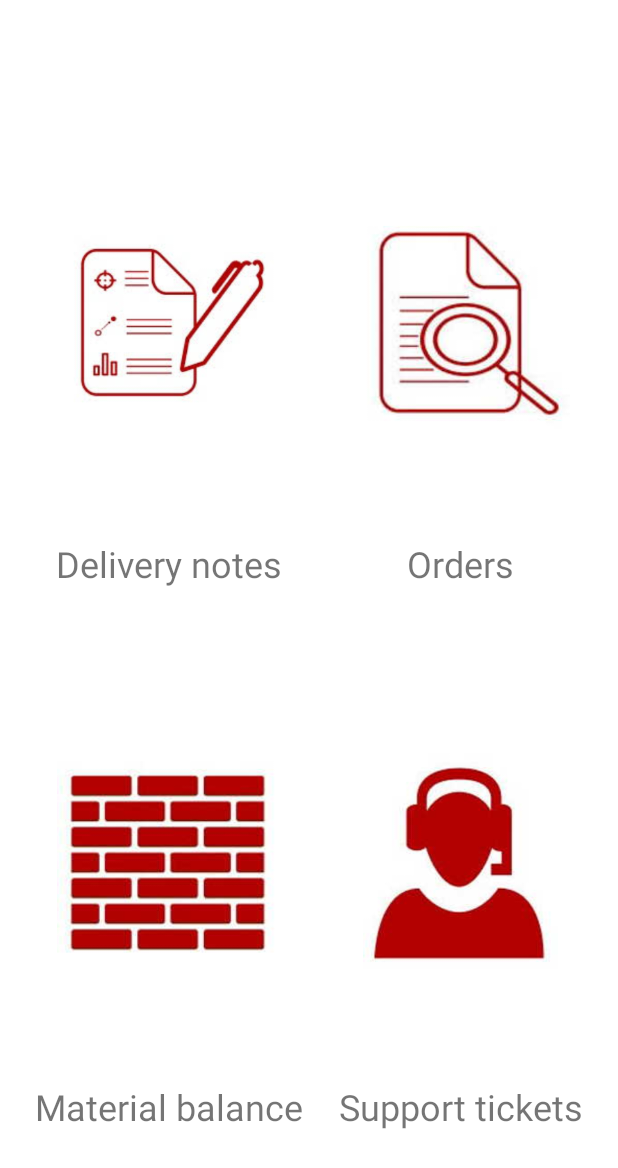
After one commit to AIR-FOI-HR/AIR2102-ecx-frontend, an Android app: the layout fragment_home.xml on its own in the app's theme, with its tools: preview values and no code run, on a phone screen of 412 x 824 dp. The commit adds this screen. Shown: the top 1168 px of the screen. Run offline under Robolectric (Android 15) with nearby library versions, the phone set to English and light mode, and no system bars.

Commit message:
WBL-35 Added a main screen with basic navigation

```diff
--- a/app/build.gradle
+++ b/app/build.gradle
@@ -28,6 +28,10 @@ android {
     buildFeatures {
         viewBinding true
     }
+
+    dataBinding {
+        enabled true
+    }
 }
 
 dependencies {
@@ -43,6 +47,8 @@ dependencies {
     implementation 'com.squareup.retrofit2:retrofit:2.1.0'
     implementation 'com.squareup.retrofit2:converter-gson:2.1.0'
     implementation 'androidx.legacy:legacy-support-v4:1.0.0'
+    implementation 'androidx.navigation:navigation-fragment:2.3.5'
+    implementation 'androidx.navigation:navigation-ui:2.3.5'
     testImplementation 'junit:junit:4.13.2'
     androidTestImplementation 'androidx.test.ext:junit:1.1.3'
     androidTestImplementation 'androidx.test.espresso:espresso-core:3.4.0'
--- a/app/src/main/java/com/ecxfoi/wbl/wienerbergerfrontend/di/ActivityBuilder.java
+++ b/app/src/main/java/com/ecxfoi/wbl/wienerbergerfrontend/di/ActivityBuilder.java
@@ -9,6 +9,7 @@ import com.ecxfoi.wbl.wienerbergerfrontend.di.modules.SplashActivityModule;
 import com.ecxfoi.wbl.wienerbergerfrontend.di.providers.CustomersFragmentProvider;
 import com.ecxfoi.wbl.wienerbergerfrontend.di.providers.DeliveryNotesFragmentProvider;
 import com.ecxfoi.wbl.wienerbergerfrontend.di.providers.HomeFragmentProvider;
+import com.ecxfoi.wbl.wienerbergerfrontend.di.providers.MaterialBalanceFragmentProvider;
 import com.ecxfoi.wbl.wienerbergerfrontend.di.providers.MyAccountFragmentProvider;
 import com.ecxfoi.wbl.wienerbergerfrontend.di.providers.OrdersFragmentProvider;
 import com.ecxfoi.wbl.wienerbergerfrontend.di.providers.SettingsFragmentProvider;
@@ -45,7 +46,8 @@ public abstract class ActivityBuilder
             HomeFragmentProvider.class,
             OrdersFragmentProvider.class,
             SettingsFragmentProvider.class,
-            SupportTicketsFragmentProvider.class
+            SupportTicketsFragmentProvider.class,
+            MaterialBalanceFragmentProvider.class
             })
     abstract MainActivity contributeMainActivity();
 }
--- a/app/src/main/java/com/ecxfoi/wbl/wienerbergerfrontend/di/api/RetrofitModule.java
+++ b/app/src/main/java/com/ecxfoi/wbl/wienerbergerfrontend/di/api/RetrofitModule.java
@@ -18,7 +18,7 @@ public class RetrofitModule {
 
     @Provides
     @Singleton
-    APIService getApiInterface(Retrofit retroFit) {
+    APIService provideApiInterface(Retrofit retroFit) {
         return retroFit.create(APIService.class);
     }
 
@@ -34,7 +34,7 @@ public class RetrofitModule {
 
     @Provides
     @Singleton
-    OkHttpClient provideOkHttpCleint(HttpLoggingInterceptor httpLoggingInterceptor, JwtAuthInterceptor authInterceptor) {
+    OkHttpClient provideOkHttpClient(HttpLoggingInterceptor httpLoggingInterceptor, JwtAuthInterceptor authInterceptor) {
         return new OkHttpClient.Builder()
                 .addInterceptor(httpLoggingInterceptor)
                 .addInterceptor(authInterceptor)
--- /dev/null
+++ b/app/src/main/res/layout/fragment_home.xml
@@ -0,0 +1,89 @@
+<?xml version="1.0" encoding="utf-8"?>
+<androidx.constraintlayout.widget.ConstraintLayout xmlns:android="http://schemas.android.com/apk/res/android"
+        xmlns:tools="http://schemas.android.com/tools"
+        xmlns:app="http://schemas.android.com/apk/res-auto"
+        android:layout_width="match_parent"
+        android:layout_height="match_parent"
+        android:id="@+id/home_fragment"
+        tools:context=".ui.main.MainActivity">
+
+    <androidx.constraintlayout.helper.widget.Flow
+            android:id="@+id/flow"
+            android:layout_width="match_parent"
+            android:layout_height="match_parent"
+            android:paddingTop="70dp"
+            app:constraint_referenced_ids="iv_delivery_notes, iv_orders,
+                                           tv_delivery_notes, tv_orders,
+                                           iv_material_balance_view, iv_support_tickets,
+                                           tv_material_balance_view, tv_support_tickets"
+            app:flow_horizontalAlign="start"
+            app:flow_horizontalBias="0"
+            app:flow_maxElementsWrap="2"
+            app:flow_verticalBias="0"
+            app:flow_wrapMode="aligned"
+            app:flow_verticalGap="0dp"
+            app:layout_constraintEnd_toEndOf="parent" />
+
+    <ImageView
+            android:id="@+id/iv_delivery_notes"
+            android:src="@drawable/main_menu_delivery_notes"
+            android:layout_width="150dp"
+            android:layout_height="150dp"
+            android:contentDescription="@string/logo_image_description" />
+
+    <ImageView
+            android:id="@+id/iv_orders"
+            android:src="@drawable/main_menu_orders"
+            android:layout_width="150dp"
+            android:layout_height="150dp"
+            android:contentDescription="@string/logo_image_description"
+            />
+
+    <ImageView
+            android:id="@+id/iv_material_balance_view"
+            android:src="@drawable/main_menu_material_balance"
+            android:layout_width="150dp"
+            android:layout_height="150dp"
+            android:contentDescription="@string/logo_image_description" />
+
+    <ImageView
+            android:id="@+id/iv_support_tickets"
+            android:src="@drawable/main_menu_support_tickets"
+            android:layout_width="150dp"
+            android:layout_height="150dp"
+            android:contentDescription="@string/logo_image_description" />
+
+    <TextView
+            android:id="@+id/tv_delivery_notes"
+            android:layout_height="wrap_content"
+            android:layout_width="wrap_content"
+            android:text="@string/delivery_notes"
+            android:textSize="24sp"
+            android:paddingBottom="40dp"
+            />
+
+    <TextView
+            android:id="@+id/tv_orders"
+            android:layout_height="wrap_content"
+            android:layout_width="wrap_content"
+            android:text="@string/orders"
+            android:textSize="24sp"
+            android:paddingBottom="40dp"
+            />
+
+    <TextView
+            android:id="@+id/tv_material_balance_view"
+            android:layout_height="wrap_content"
+            android:textSize="24sp"
+            android:layout_width="wrap_content"
+            android:text="@string/material_balance_view"
+            />
+
+    <TextView
+            android:id="@+id/tv_support_tickets"
+            android:layout_height="wrap_content"
+            android:layout_width="wrap_content"
+            android:textSize="24sp"
+            android:text="@string/support_tickets" />
+
+</androidx.constraintlayout.widget.ConstraintLayout>
--- a/app/src/main/res/values/strings.xml
+++ b/app/src/main/res/values/strings.xml
@@ -25,7 +25,9 @@
     <string name="title">Title</string>
     <string name="profile">Profile</string>
     <string name="orders">Orders</string>
-    <string name="material_balance_view">Material balance view</string>
+    <string name="material_balance_view">Material balance</string>
     <string name="support_tickets">Support tickets</string>
     <string name="delivery_notes">Delivery notes</string>
+    <string name="empty"></string>
+    <string name="address">Address</string>
 </resources>
```
Also changed, not shown: app/src/main/java/com/ecxfoi/wbl/wienerbergerfrontend/di/modules/MaterialBalanceFragmentModule.java (added, +26 -0 lines), app/src/main/java/com/ecxfoi/wbl/wienerbergerfrontend/di/providers/MaterialBalanceFragmentProvider.java (added, +14 -0 lines), app/src/main/java/com/ecxfoi/wbl/wienerbergerfrontend/ui/main/MainActivity.java (+30 -9 lines), app/src/main/java/com/ecxfoi/wbl/wienerbergerfrontend/ui/main/home/HomeFragment.java (+47 -1 lines), app/src/main/java/com/ecxfoi/wbl/wienerbergerfrontend/ui/main/materialbalance/MaterialBalanceFragment.java (added, +43 -0 lines), app/src/main/java/com/ecxfoi/wbl/wienerbergerfrontend/ui/main/materialbalance/MaterialBalanceViewModel.java (added, +7 -0 lines), app/src/main/res/drawable/hamburger_menu_icon.xml (added, +11 -0 lines), app/src/main/res/layout/activity_main.xml (+39 -21 lines), app/src/main/res/layout/fragment_material_balance.xml (added, +19 -0 lines), app/src/main/res/navigation/main_nav_graph.xml (added, +90 -0 lines), app/src/main/res/drawable-v24/main_menu_delivery_notes.jpg (added), app/src/main/res/drawable-v24/main_menu_material_balance.jpg (added), app/src/main/res/drawable-v24/main_menu_orders.jpg (added), app/src/main/res/drawable-v24/main_menu_support_tickets.jpg (added).
